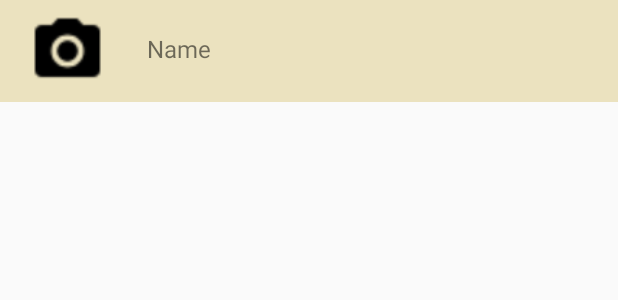
After one commit to asomet/Hackathon, an Android app: the layout item_candy.xml on its own in the app's theme, with its tools: preview values and no code run, on a phone screen of 412 x 824 dp. The commit adds this screen. Shown: the top 300 px of the screen. Run offline under Robolectric (Android 15) with nearby library versions, the phone set to English and light mode, and no system bars.

```diff
--- /dev/null
+++ b/app/src/main/res/layout/item_candy.xml
@@ -0,0 +1,42 @@
+<?xml version="1.0" encoding="utf-8"?>
+<android.support.constraint.ConstraintLayout xmlns:android="http://schemas.android.com/apk/res/android"
+    xmlns:app="http://schemas.android.com/apk/res-auto"
+    xmlns:tools="http://schemas.android.com/tools"
+    android:layout_width="match_parent"
+    android:layout_height="wrap_content"
+    android:background="#EBE2BF"
+    android:visibility="visible">
+
+    <TextView
+        android:id="@+id/name_candy"
+        android:layout_width="wrap_content"
+        android:layout_height="wrap_content"
+        android:layout_marginStart="24dp"
+        android:layout_marginLeft="24dp"
+        android:layout_marginTop="16dp"
+        android:layout_marginBottom="8dp"
+        android:text="@string/name_deals_list"
+        android:textAlignment="center"
+        android:textAllCaps="false"
+        android:textSize="16sp"
+        app:fontFamily="@font/montserrat"
+        app:layout_constraintBottom_toBottomOf="parent"
+        app:layout_constraintStart_toEndOf="@+id/icon_candy"
+        app:layout_constraintTop_toTopOf="parent"
+        app:layout_constraintVertical_bias="0.25" />
+
+    <ImageView
+        android:id="@+id/icon_candy"
+        android:layout_width="58dp"
+        android:layout_height="52dp"
+        android:layout_marginStart="16dp"
+        android:layout_marginLeft="16dp"
+        android:layout_marginTop="8dp"
+        android:layout_marginBottom="8dp"
+        app:layout_constraintBottom_toBottomOf="parent"
+        app:layout_constraintStart_toStartOf="parent"
+        app:layout_constraintTop_toTopOf="parent"
+        app:layout_constraintVertical_bias="0.0"
+        app:srcCompat="@drawable/baseline_camera2_alt_black_18dp" />
+
+</android.support.constraint.ConstraintLayout>
--- a/app/src/main/res/values/strings.xml
+++ b/app/src/main/res/values/strings.xml
@@ -21,4 +21,5 @@
     <string name="add_pic" />
     <string name="suppression_compte" />
     <string name="oui" />
+    <string name="name_deals_list">Name</string>
 </resources>
```
Also changed, not shown: app/src/main/java/fr/wildcodeschool/hackathon/Candy.java (added, +72 -0 lines), app/src/main/java/fr/wildcodeschool/hackathon/CandyAdapter.java (added, +70 -0 lines), app/src/main/res/drawable-hdpi/smarties80.png (added), app/src/main/res/drawable-mdpi/smarties80.png (added), app/src/main/res/drawable-xhdpi/smarties80.png (added), app/src/main/res/drawable-xxhdpi/smarties80.png (added), app/src/main/res/drawable-xxxhdpi/smarties80.png (added).
